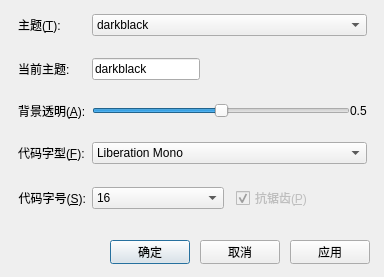
Above: Shaderpad/themedialog.ui from ZeusYang/Shaderpad--plusplus before the change. Below: the same form after it.
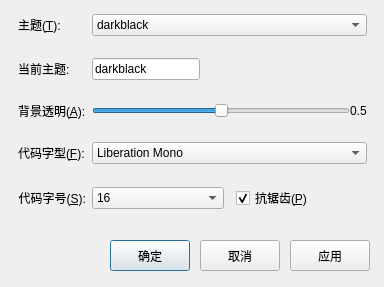
That is the form after the change.

What changed in the file:
```diff
--- a/Shaderpad/themedialog.ui
+++ b/Shaderpad/themedialog.ui
@@ -7,7 +7,7 @@
     <x>0</x>
     <y>0</y>
     <width>384</width>
-    <height>277</height>
+    <height>287</height>
    </rect>
   </property>
   <property name="sizePolicy">
@@ -28,7 +28,7 @@
      <x>110</x>
      <y>240</y>
      <width>80</width>
-     <height>24</height>
+     <height>31</height>
     </rect>
    </property>
    <property name="sizePolicy">
@@ -47,7 +47,7 @@
      <x>200</x>
      <y>240</y>
      <width>80</width>
-     <height>24</height>
+     <height>31</height>
     </rect>
    </property>
    <property name="sizePolicy">
@@ -66,7 +66,7 @@
      <x>290</x>
      <y>240</y>
      <width>80</width>
-     <height>24</height>
+     <height>31</height>
     </rect>
    </property>
    <property name="sizePolicy">
@@ -450,7 +450,7 @@
       <item>
        <widget class="QCheckBox" name="checkBox">
         <property name="enabled">
-         <bool>false</bool>
+         <bool>true</bool>
         </property>
         <property name="text">
          <string>抗锯齿(&amp;P)</string>
```
